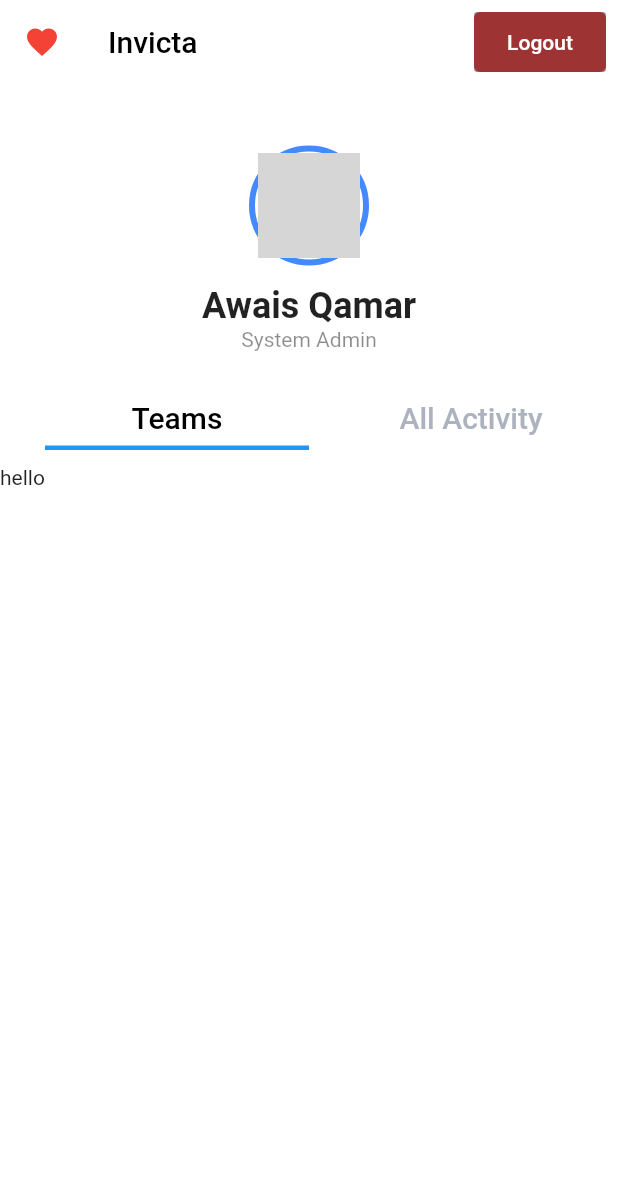
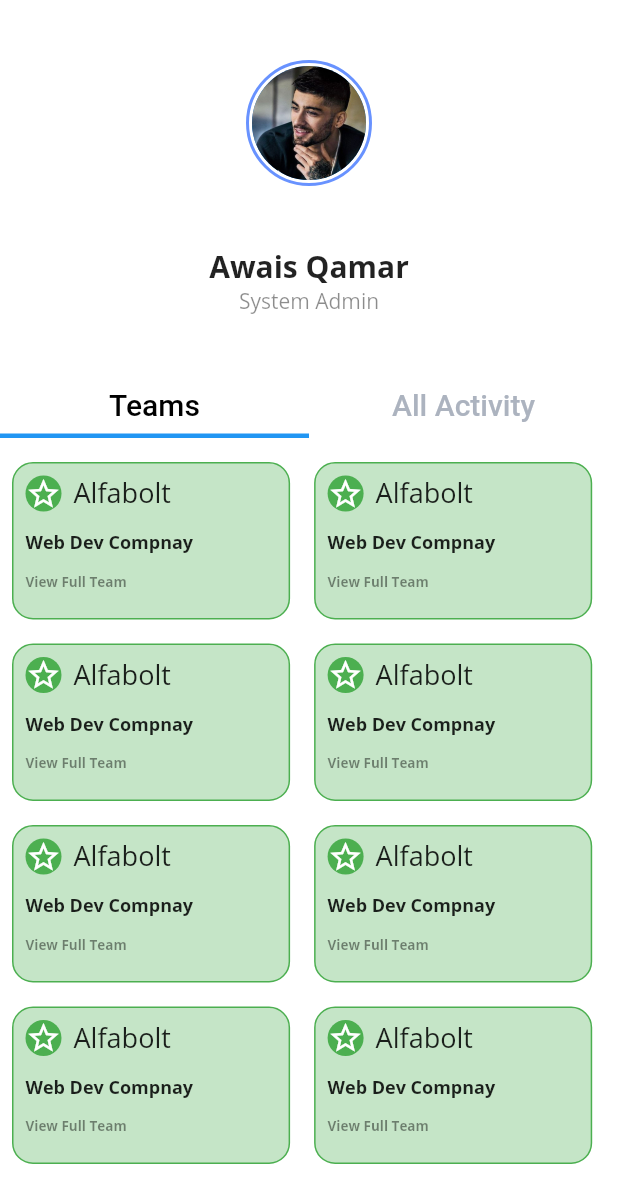
Before and after one commit to Aliasad9/AppCon_Invicta, a Flutter app: the AdminProfile screen opened directly, on a phone screen of 412 x 824 dp. Shown: the top 1203 px of the screen. Run offline on Flutter 3.47's test engine with Material 2 defaults, Android fonts, the phone set to English and light mode, and no system bars; our stand-ins replace flutter_svg; grey boxes are pictures that could not be loaded.

Commit message:
Admin page teams complete

```diff
--- a/lib/awais/admin_profile.dart
+++ b/lib/awais/admin_profile.dart
@@ -1,3 +1,6 @@
+import 'package:Invicta/widgets/profile_image.dart';
+import 'package:Invicta/widgets/teams_grid_admin.dart';
+
 import 'package:flutter/cupertino.dart';
 import 'package:flutter/material.dart';
 
@@ -24,81 +27,50 @@ class _AdminProfileState extends State<AdminProfile>
 
   @override
   Widget build(BuildContext context) {
+    var screenWidth = MediaQuery.of(context).size.height;
     return SafeArea(
       child: Scaffold(
-        appBar: AppBar(
-          elevation: 0,
-          backgroundColor: Colors.white,
-          title: Text(
-            'Invicta',
-            style: TextStyle(color: Colors.black),
-          ),
-          leading: Icon(
-            Icons.favorite,
-            color: Colors.red,
-          ),
-          actions: [
-            Container(
-              margin: EdgeInsets.all(8),
-              decoration: BoxDecoration(
-                borderRadius: BorderRadius.circular(4),
-                color: Colors.redAccent,
-              ),
-              child: RaisedButton(
-                onPressed: null,
-                child: Center(
-                  child: Text(
-                    "Logout",
-                    style: TextStyle(
-                      color: Colors.white,
+        body: Container(
+          width: MediaQuery.of(context).size.width,
+          child: Stack(children: [
+            Center(
+              child: Column(
+                children: [
+                  Padding(
+                    padding: const EdgeInsets.symmetric(vertical: 24.0),
+                    child: ProfileImage(
+                      borderDiameter: 84.0,
+                      imgDiameter: 78,
+                      profileImgUrl: 'assets/images/profile.jpg',
                     ),
                   ),
-                ),
-              ),
-            )
-          ],
-        ),
-        body: Column(children: [
-          Container(
-            child: Align(
-              alignment: Alignment.topCenter,
-              child: Container(
-                padding: EdgeInsets.all(2),
-                margin: EdgeInsets.only(left: 50, right: 50, top: 40),
-                width: 80,
-                child: CircleAvatar(
-                  backgroundColor: Colors.transparent,
-                  radius: 35,
-                  backgroundImage: ExactAssetImage('images/a.jpg'),
-                ),
-                decoration: new BoxDecoration(
-                  shape: BoxShape.circle,
-                  border: new Border.all(
-                    color: Colors.blueAccent,
-                    width: 4.0,
-                  ),
-                ),
-              ),
-            ),
-          ),
-          Padding(padding: EdgeInsets.symmetric(vertical: 6)),
                   Text(
                     "Awais Qamar",
                     style: TextStyle(
-              fontWeight: FontWeight.bold,
-              fontSize: 24,
+                      fontFamily: 'OpenSans',
+                      fontWeight: FontWeight.w600,
+                      fontSize: 20,
                     ),
                   ),
                   Text(
                     "System Admin",
-            style: TextStyle(color: Colors.black45),
+                    style: TextStyle(
+                      color: Colors.black45,
+                      fontFamily: 'OpenSans',
+                      fontWeight: FontWeight.w400,
+                      fontSize: 14,
                     ),
-          Padding(padding: EdgeInsets.symmetric(vertical: 8)),
-          Container(
+                  ),
+
+                ],
+              ),
+            ),
+            Padding(
+              padding: const EdgeInsets.only(top:250.0),
               child: Column(children: <Widget>[
                 Container(
-                height: 60,
-                margin: EdgeInsets.only(left: 20),
+
+
                   child: TabBar(
                     tabs: [
                       Container(
@@ -123,19 +95,20 @@ class _AdminProfileState extends State<AdminProfile>
                     labelColor: Colors.black,
                     indicatorSize: TabBarIndicatorSize.tab,
                     indicatorWeight: 3.0,
-                  indicatorPadding: EdgeInsets.all(10),
                     isScrollable: false,
                     controller: _tabController,
                   ),
                 ),
                 Container(
-                height: 100,
+                  height:screenWidth-320,
+
                   child: TabBarView(
                     controller: _tabController,
                     children: [
-                    Container(
-                      child: Text("hello"),
-                    ),
+                      TeamGridAdmin(),
+                      // Container(
+                      //   child: Text("yo boy"),
+                      // ),
                       Container(
                         child: Text("yo boy"),
                       )
@@ -146,6 +119,7 @@ class _AdminProfileState extends State<AdminProfile>
             )
           ]),
         ),
+      ),
     );
   }
 }
--- /dev/null
+++ b/lib/widgets/teams_grid_admin.dart
@@ -0,0 +1,97 @@
+import 'package:flutter/material.dart';
+
+class TeamGridAdmin extends StatelessWidget {
+  @override
+  Widget build(BuildContext context) {
+    return SingleChildScrollView(
+      child: Padding(
+        padding: const EdgeInsets.symmetric(vertical:8.0),
+        child: Wrap(
+          children: [
+            TeamContainer(),
+            TeamContainer(),
+            TeamContainer(),
+            TeamContainer(),
+            TeamContainer(),
+            TeamContainer(),
+            TeamContainer(),
+            TeamContainer()
+          ],
+        ),
+      ),
+    );
+  }
+}
+
+class TeamContainer extends StatelessWidget {
+  const TeamContainer({
+    Key key,
+  }) : super(key: key);
+
+  @override
+  Widget build(BuildContext context) {
+    return Padding(
+      padding: const EdgeInsets.all(8),
+      child: Container(
+        decoration: BoxDecoration(
+            color: Colors.green.withOpacity(0.32),
+            borderRadius: BorderRadius.circular(14),
+            border: Border.all(color: Colors.green)),
+        height: 105,
+        width: MediaQuery.of(context).size.width * 0.45,
+        child: Column(
+          crossAxisAlignment: CrossAxisAlignment.start,
+          children: [
+            Row(
+              children: [
+                Padding(
+                  padding: const EdgeInsets.all(8.0),
+                  child: Container(
+                      decoration: BoxDecoration(
+                        color: Colors.green,
+                        shape: BoxShape.circle,
+                      ),
+                      child: Icon(
+                        Icons.star_border,
+                        color: Colors.white,
+                      )),
+                ),
+                Text(
+                  'Alfabolt',
+                  style: TextStyle(
+                      fontSize: 18,
+                      fontFamily: 'OpenSans',
+                      fontWeight: FontWeight.w400),
+                )
+              ],
+            ),
+            Padding(
+              padding: const EdgeInsets.symmetric(vertical:4.0, horizontal: 8),
+              child: Text(
+                'Web Dev Compnay',
+                style: TextStyle(
+                    fontSize: 12,
+                    fontFamily: 'OpenSans',
+                    fontWeight: FontWeight.w600),
+              ),
+            ),
+            Padding(
+              padding: const EdgeInsets.all(8.0),
+              child: InkWell(
+                onTap: () {},
+                child: Text(
+                  'View Full Team',
+                  style: TextStyle(
+                      color: Colors.black45,
+                      fontSize: 9,
+                      fontFamily: 'OpenSans',
+                      fontWeight: FontWeight.w600),
+                ),
+              ),
+            )
+          ],
+        ),
+      ),
+    );
+  }
+}
```
Lines whose indentation alone changed are shown as unchanged.
